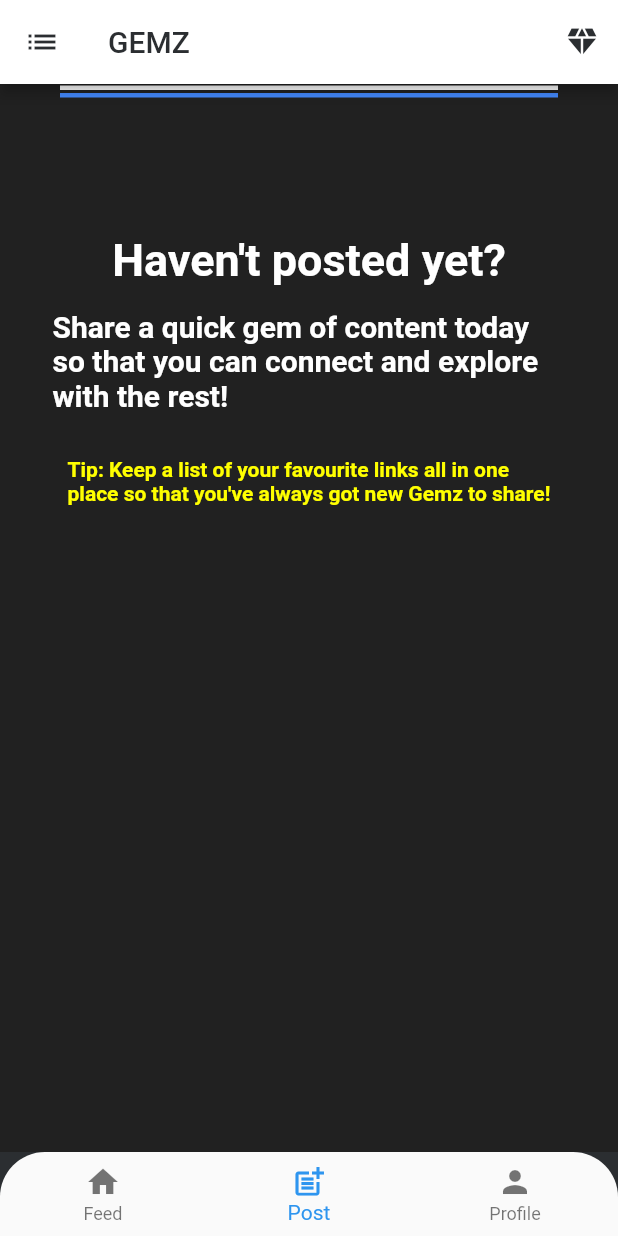
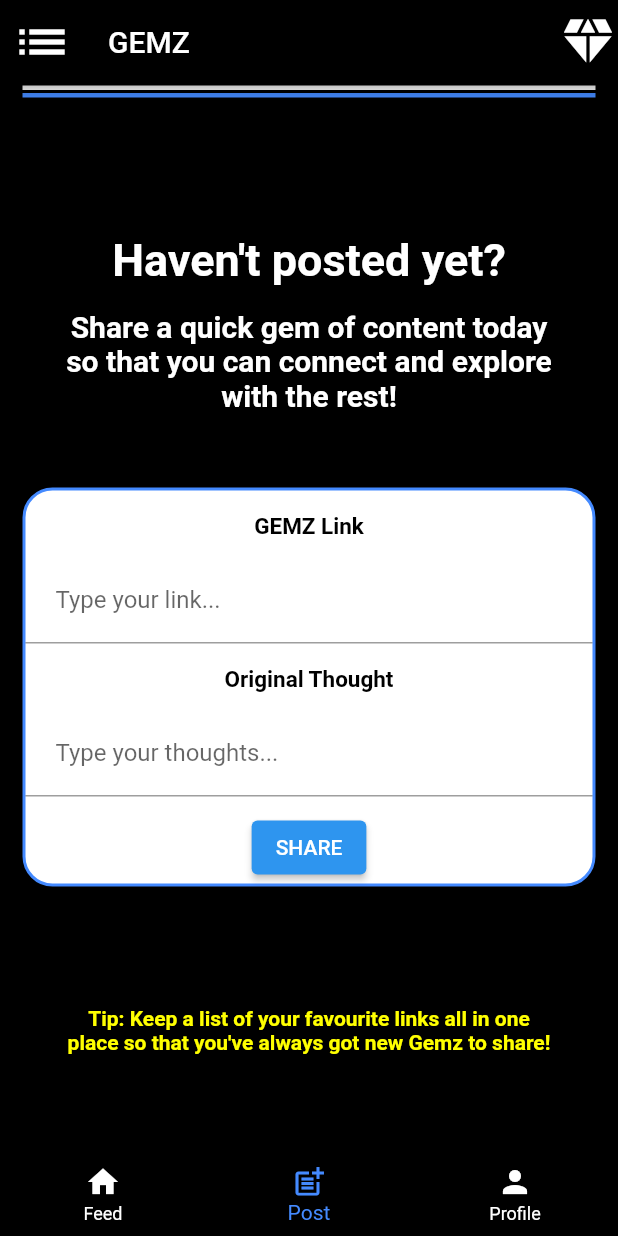
Before and after one commit to Gemz-Application/Gemz, a Flutter app: the screen it shows after launch, swiped to page 2, on a phone screen of 412 x 824 dp. Run offline on Flutter 3.47's test engine with Material 2 defaults, Android fonts, the light colour scheme and no system bars.

Commit message:
refactored the codebase and implmented the UI for the appbar, feed screen, post screen, and implmented the posting widget. I also began building the profile screen

```diff
--- a/lib/main.dart
+++ b/lib/main.dart
@@ -49,37 +49,43 @@
               });
             }),
         appBar: AppBar(
-        backgroundColor: Colors.white,
+          backgroundColor: Colors.black,
           leading: IconButton(
             icon: const Icon(
               Icons.list,
-            color: Color.fromARGB(255, 43, 46, 49),
+              size: 40,
             ),
-          onPressed: () {},
+            //**placeholder on press function//
+            onPressed: () => {},
           ),
           title: const Text(
             'GEMZ',
             style: TextStyle(
-            color: Color.fromARGB(255, 43, 46, 49),
+              color: Colors.white,
             ),
           ),
           actions: <Widget>[
             IconButton(
                 icon: const Icon(
                   Icons.diamond,
-              color: Color.fromARGB(255, 43, 46, 49),
+                  size: 40,
                 ),
-            onPressed: () {},
-          ),
+                //**placeholder on press function//
+                onPressed: () => {})
           ],
         ),
-      bottomNavigationBar: Container(
+        bottomNavigationBar: new Theme(
+          data: Theme.of(context).copyWith(canvasColor: Colors.black),
+          child: Container(
+            color: Colors.black,
             child: ClipRRect(
-          borderRadius: const BorderRadius.only(
-            topLeft: Radius.circular(30.0),
-            topRight: Radius.circular(30.0),
-          ),
+              // borderRadius: const BorderRadius.only(
+              //   topLeft: Radius.circular(30.0),
+              //   topRight: Radius.circular(30.0),
+              // ),
               child: BottomNavigationBar(
+                selectedItemColor: Colors.blueAccent,
+                unselectedItemColor: Colors.white,
                 items: const <BottomNavigationBarItem>[
                   BottomNavigationBarItem(
                     icon: Icon(Icons.home),
@@ -92,6 +98,7 @@
                   BottomNavigationBarItem(
                     icon: Icon(Icons.person),
                     label: 'Profile',
+                    backgroundColor: Colors.white
                   ),
                 ],
                 currentIndex: currentPage,
@@ -103,6 +110,6 @@
               ),
             ),
           ),
-    );
+        ));
   }
 }
--- a/lib/screens/post_screen.dart
+++ b/lib/screens/post_screen.dart
@@ -1,4 +1,5 @@
 import 'package:flutter/material.dart';
+import '../widgets/posting_widget.dart';
 
 class PostScreen extends StatelessWidget {
   const PostScreen({super.key});
@@ -7,22 +8,22 @@
   Widget build(BuildContext context) {
     return Container(
       padding: const EdgeInsets.only(left: 15, right: 15),
-      color: Color.fromARGB(255, 33, 33, 33),
+      color: Colors.black,
       child: Column(
         children: const [
                   Divider(
                     color: Colors.white,
                     height: 5,
                     thickness: 3,
-            indent: 25,
-            endIndent: 25,
+                    indent: 0,
+                    endIndent: 0,
                   ),
                   Divider(
                     color: Colors.blueAccent,
                     height: 5,
                     thickness: 3,
-            indent: 25,
-            endIndent: 25,
+                    indent: 0,
+                    endIndent: 0,
                   ),
                   Padding(
                       padding: EdgeInsets.only(top: 90),
@@ -32,51 +33,28 @@
                               fontWeight: FontWeight.bold,
                               fontSize: 30))),
                   Padding(
-              padding: EdgeInsets.only(left: 20, top: 15, right: 20),
-              child: Text(
+                      padding: EdgeInsets.only(
+                          left: 20, top: 15, right: 20, bottom: 40),
+                      child: Center(child: Text(
                           "Share a quick gem of content today so that you can connect and explore with the rest!",
+                          textAlign: TextAlign.center,
                           style: TextStyle(
                               color: Colors.white,
                               fontWeight: FontWeight.bold,
-                      fontSize: 20))),
-
-          //TODO: Finish Posting mechanism
-          // Padding(
-          //     padding: EdgeInsets.only(top: 90),
-          //     child: Form(
-          //       key: _postKey,
-          //       child: Column(
-          //         crossAxisAlignment: CrossAxisAlignment.start,
-          //         children: <Widget>[
-          //           Text("Share your Gemz"),
-          //           TextFormField(
-          //             decoration: const InputDecoration(
-          //               hintText: "Original Thought",
-          //             ),
-          //             validator: (String? value) {
-          //               if (value == null || value.isEmpty) {
-          //                 return 'Please enter your Gemz!';
-          //               }
-          //               return null;
-          //             },
-          //           ),
-          //           Padding(
-          //             padding: const EdgeInsets.symmetric(vertical: 16.0),
-          //             child: ElevatedButton(
-          //               onPressed: () => {},
-          //               child: const Text("SHARE"),
-          //            ),
-          //           ),
-          //         ],
-          //       ),
-          //     )),
+                              fontSize: 20)))),
+                  Padding(
+                    padding: EdgeInsets.only(top: 10, bottom: 50),
+                    child: PostingForm(),
+                  ),
                   Padding(
                       padding: EdgeInsets.all(30),
+                      child: Center(
                         child: Text(
                           "Tip: Keep a list of your favourite links all in one place so that you've always got new Gemz to share!",
+                          textAlign: TextAlign.center,
                           style: TextStyle(
                               color: Colors.yellowAccent,
-                      fontWeight: FontWeight.bold))),
+                              fontWeight: FontWeight.bold)))),
         ],
       ),
     );
--- a/lib/widgets/post_contents.dart
+++ b/lib/widgets/post_contents.dart
@@ -9,10 +9,10 @@
       width: 380,
       height: 400,
       decoration: BoxDecoration(
-        color: const Color.fromARGB(255, 43, 46, 49),
+        color:  Colors.black,
         border: Border.all(
           // color: Colors.white,
-          color: const Color.fromARGB(255, 43, 46, 49),
+          color: Colors.blueAccent,
           width: 1.0,
         ),
       ),
--- /dev/null
+++ b/lib/widgets/posting_widget.dart
@@ -0,0 +1,96 @@
+import 'package:flutter/material.dart';
+
+class PostingForm extends StatefulWidget {
+  const PostingForm({super.key});
+
+  @override
+  PostingFormState createState() {
+    return PostingFormState();
+  }
+}
+
+class PostingFormState extends State<PostingForm> {
+  final _formKey = GlobalKey<FormState>();
+  final _formColor = Colors.white;
+
+  @override
+  Widget build(BuildContext context) {
+    return Container(
+        decoration: BoxDecoration(
+          borderRadius: BorderRadius.all(Radius.circular(20)),
+          color: _formColor,
+          border: Border.all(
+            color: Colors.blueAccent,
+            width: 2,
+          )
+        ),
+        child: Form(
+          key: _formKey,
+          child: Column(children: [
+            Padding(
+              padding: EdgeInsets.only(top: 15, bottom: 10),
+              child: Text(
+                "GEMZ Link",
+                textAlign: TextAlign.left,
+                style: TextStyle(
+                  color: Colors.black,
+                  fontWeight: FontWeight.bold,
+                  fontSize: 15),
+              ),
+            ),
+            TextFormField(
+              decoration: InputDecoration(
+                contentPadding: EdgeInsets.all(20),
+                hintText: "Type your link..."
+              ),
+              validator: (value) {
+                if (value == null || value.isEmpty) {
+                  return 'Please enter some text';
+                }
+                //todo
+                //*have to figure out what to do with the user inputed data whether that is linking it up to the backend and feed page//
+                return null;
+              },
+            ),
+            Padding(
+              padding: EdgeInsets.only(top: 15, bottom: 10),
+              child: Text(
+                "Original Thought",
+                textAlign: TextAlign.left,
+                style: TextStyle(
+                  color: Colors.black,
+                  fontWeight: FontWeight.bold,
+                  fontSize: 15),
+              ),
+            ),
+            TextFormField(
+              decoration: InputDecoration(
+                contentPadding: EdgeInsets.all(20),
+                hintText: "Type your thoughts..."
+              ),
+              validator: (value) {
+                if (value == null || value.isEmpty) {
+                  return 'Please enter some text';
+                }
+                //todo
+                //*have to figure out what to do with the user inputed data whether that is linking it up to the backend and feed page//
+                return null;
+              },
+            ),
+            Padding(
+              padding: EdgeInsets.only(top: 10),
+              child: ElevatedButton(
+                onPressed: () {
+                  if (_formKey.currentState!.validate()) {
+                    ScaffoldMessenger.of(context).showSnackBar(
+                      const SnackBar(content: Text('Processing Data')),
+                    );
+                  }
+                },
+                child: const Text('SHARE'),
+              ),
+            ),
+          ]),
+        ));
+  }
+}
```
Also changed, not shown: lib/screens/feed_screen.dart (+15 -0 lines), lib/screens/profile_screen.dart (+19 -1 lines). Lines whose indentation alone changed are shown as unchanged.
